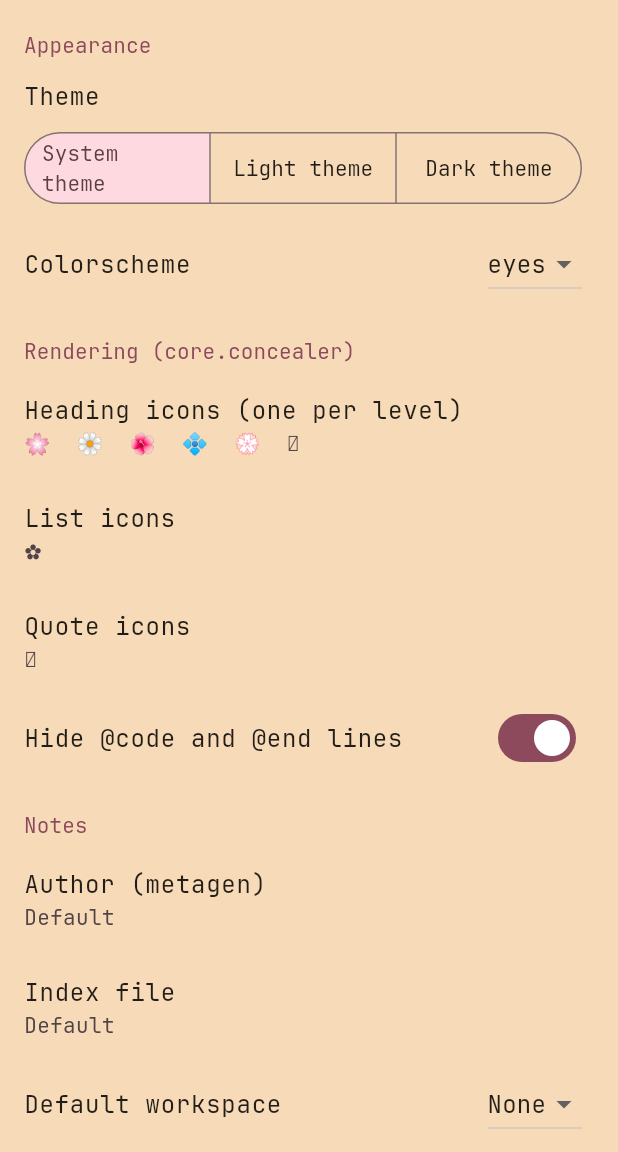
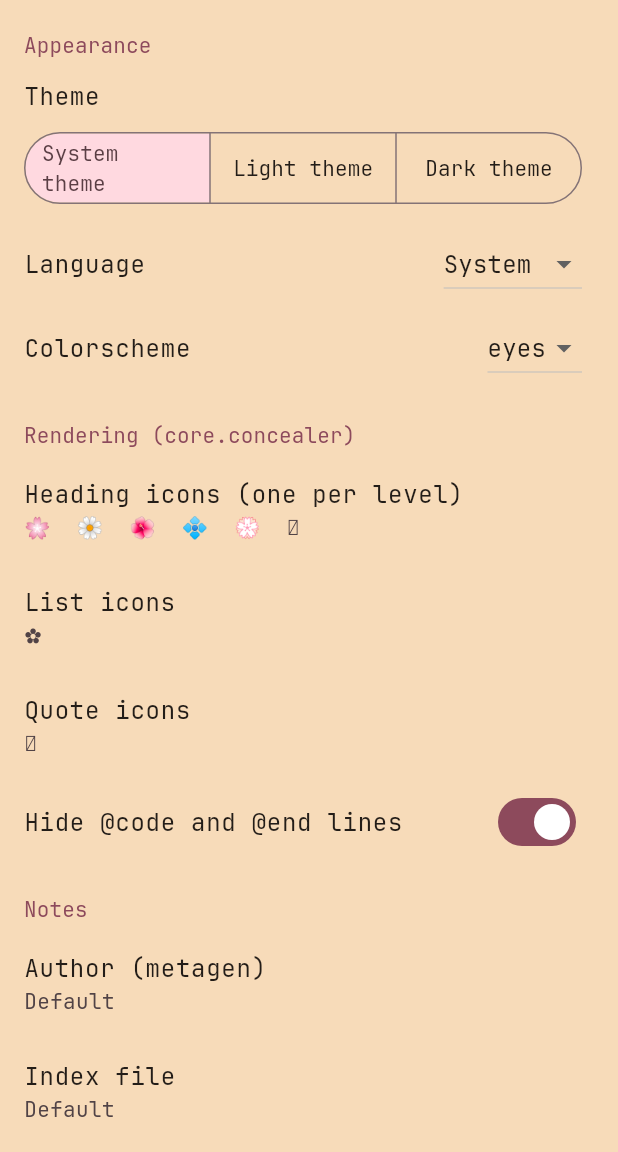
Before and after one commit to CRAG666/Morg, a Flutter app: the screen it shows after launch, after a tap on the "settings" icon, on a phone screen of 412 x 824 dp, the part 84-1236 px from its top. Run offline on Flutter 3.47's test engine with Material 3 defaults, Android fonts, the phone set to English and light mode, and no system bars; our stand-ins replace file_picker, open_filex, permission_handler; missing offline and left inert: re_highlight, saf_stream, saf_util, super_sliver_list.

Commit message:
Make the interface language configurable (English or Spanish)
- Settings → Language: System, English or Español, stored as "language"
  in morg.json; the bundled guide follows the chosen language
- Supported languages are derived from the generated localizations

Co-Authored-By: Claude Opus 5.5 <noreply@anthropic.com>

```diff
--- a/assets/config/morg.json
+++ b/assets/config/morg.json
@@ -1,6 +1,7 @@
 {
   "theme": "eyes",
   "theme_mode": "system",
+  "language": "system",
   "load": {
     "core.concealer": {
       "config": {
--- a/lib/l10n/app_en.arb
+++ b/lib/l10n/app_en.arb
@@ -185,5 +185,7 @@
   "journalTemplate": "Template file",
   "useTemplate": "Use the template",
   "advanced": "Advanced",
-  "defaultSetting": "Default"
+  "defaultSetting": "Default",
+  "language": "Language",
+  "systemLanguage": "System"
 }
--- a/lib/l10n/app_es.arb
+++ b/lib/l10n/app_es.arb
@@ -85,5 +85,7 @@
   "journalTemplate": "Archivo de plantilla",
   "useTemplate": "Usar la plantilla",
   "advanced": "Avanzado",
-  "defaultSetting": "Por defecto"
+  "defaultSetting": "Por defecto",
+  "language": "Idioma",
+  "systemLanguage": "Sistema"
 }
--- a/lib/l10n/app_localizations.dart
+++ b/lib/l10n/app_localizations.dart
@@ -613,6 +613,18 @@ abstract class AppLocalizations {
   /// In en, this message translates to:
   /// **'Default'**
   String get defaultSetting;
+
+  /// No description provided for @language.
+  ///
+  /// In en, this message translates to:
+  /// **'Language'**
+  String get language;
+
+  /// No description provided for @systemLanguage.
+  ///
+  /// In en, this message translates to:
+  /// **'System'**
+  String get systemLanguage;
 }
 
 class _AppLocalizationsDelegate
--- a/lib/l10n/app_localizations_en.dart
+++ b/lib/l10n/app_localizations_en.dart
@@ -299,4 +299,10 @@ class AppLocalizationsEn extends AppLocalizations {
 
   @override
   String get defaultSetting => 'Default';
+
+  @override
+  String get language => 'Language';
+
+  @override
+  String get systemLanguage => 'System';
 }
--- a/lib/l10n/app_localizations_es.dart
+++ b/lib/l10n/app_localizations_es.dart
@@ -300,4 +300,10 @@ class AppLocalizationsEs extends AppLocalizations {
 
   @override
   String get defaultSetting => 'Por defecto';
+
+  @override
+  String get language => 'Idioma';
+
+  @override
+  String get systemLanguage => 'Sistema';
 }
--- a/lib/main.dart
+++ b/lib/main.dart
@@ -58,6 +58,7 @@ class MorgApp extends StatelessWidget {
       theme: _theme(settings.theme.light, Brightness.light),
       darkTheme: _theme(settings.theme.dark, Brightness.dark),
       themeMode: settings.config.themeMode,
+      locale: settings.config.locale,
       home: const HomeScreen(),
     );
   }
--- a/lib/settings.dart
+++ b/lib/settings.dart
@@ -2,12 +2,13 @@ import 'dart:convert';
 import 'dart:io';
 
 import 'package:flutter/foundation.dart';
-import 'package:flutter/material.dart' show ThemeMode;
+import 'package:flutter/material.dart' show Locale, ThemeMode;
 import 'package:flutter/widgets.dart';
 import 'package:path/path.dart' as p;
 import 'package:path_provider/path_provider.dart';
 
 import 'config/concealer_config.dart';
+import 'l10n/app_localizations.dart';
 import 'theme/norg_theme.dart';
 
 const defaultConfigAsset = 'assets/config/morg.json';
@@ -18,6 +19,7 @@ class MorgConfig {
     required this.source,
     required this.themeName,
     required this.themeMode,
+    required this.locale,
     required this.concealer,
     required this.workspaces,
     required this.defaultWorkspace,
@@ -71,6 +73,13 @@ class MorgConfig {
         'dark' => ThemeMode.dark,
         final other => throw FormatException('Unknown theme_mode: $other'),
       },
+      locale: switch (json['language']) {
+        null || 'system' => null,
+        final String code when supportedLanguages.contains(code) => Locale(
+          code,
+        ),
+        final other => throw FormatException('Unsupported language: $other'),
+      },
       concealer: ConcealerConfig.fromNeorg(concealer),
       workspaces: {
         for (final MapEntry(:key, :value) in workspaces.entries)
@@ -101,6 +110,7 @@ class MorgConfig {
   final String source;
   final String themeName;
   final ThemeMode themeMode;
+  final Locale? locale;
   final ConcealerConfig concealer;
   final Map<String, String> workspaces;
   final String? defaultWorkspace;
@@ -263,6 +273,10 @@ class MorgSettingsScope extends InheritedNotifier<SettingsController> {
   static MorgSettings of(BuildContext context) => controllerOf(context).value;
 }
 
+final supportedLanguages = {
+  for (final locale in AppLocalizations.supportedLocales) locale.languageCode,
+};
+
 const _dirman = ['load', 'core.dirman', 'config'];
 
 Map<String, Object?> _at(Map<String, Object?> json, List<String> path) {
--- a/lib/settings_screen.dart
+++ b/lib/settings_screen.dart
@@ -98,6 +98,15 @@ class SettingsScreen extends StatelessWidget {
                     _apply(context, () => setThemeMode(context, modes.single)),
               ),
             ),
+          ),
+          _ChoiceSetting(
+            label: l10n.language,
+            path: const ['language'],
+            options: {
+              'system': l10n.systemLanguage,
+              'en': 'English',
+              'es': 'Español',
+            },
           ),
           FutureBuilder(
             future: controller.store.themeNames(),
--- a/pubspec.yaml
+++ b/pubspec.yaml
@@ -1,7 +1,7 @@
 name: morg
 description: "Mobile viewer and editor for Norg (Neorg) notes."
 publish_to: 'none'
-version: 0.3.0+4
+version: 0.3.1+5
 
 environment:
   sdk: ^3.13.5
```
Also changed, not shown: 1 other file.
